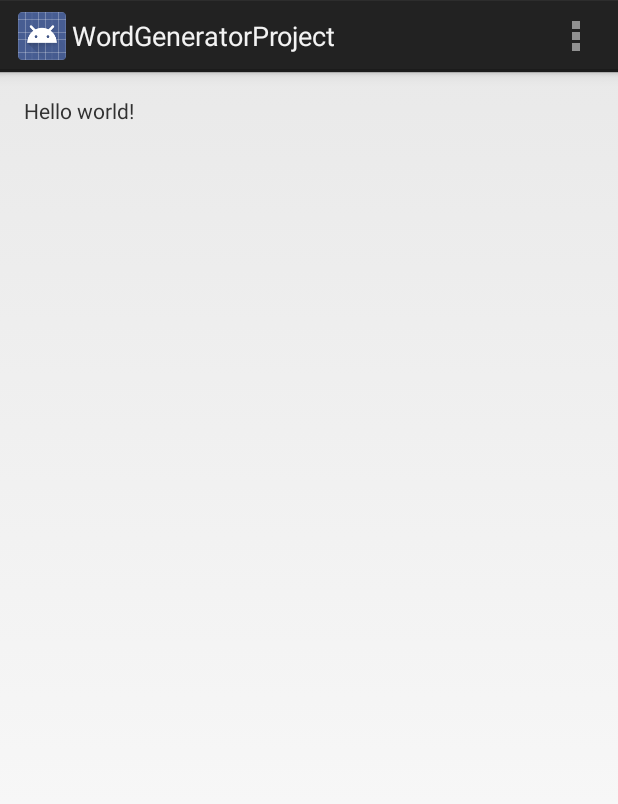
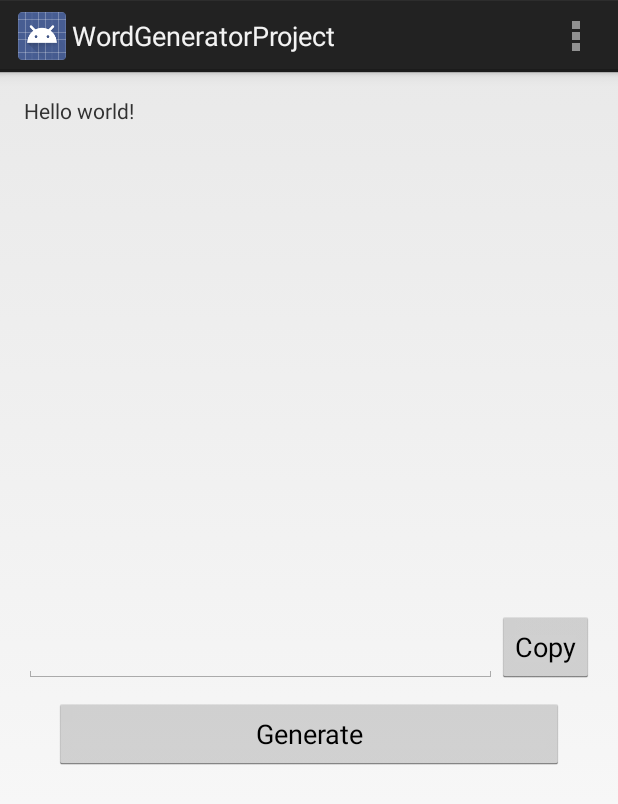
Before and after one commit to 4an70m/WordGenerator, an Android app: the screen it shows after launch (MyActivity), on a phone screen of 412 x 824 dp. Shown: the top 804 px of the screen. Run offline under Robolectric (Android 15) with nearby library versions, the phone set to English and light mode, and no system bars.

Commit message:
Added GUI

```diff
--- a/app/src/main/java/alex/wordgeneratorproject/MyActivity.java
+++ b/app/src/main/java/alex/wordgeneratorproject/MyActivity.java
@@ -27,7 +27,6 @@ public class MyActivity extends Activity {
         // Handle action bar item clicks here. The action bar will
         // automatically handle clicks on the Home/Up button, so long
         // as you specify a parent activity in AndroidManifest.xml.
-        //test test
         int id = item.getItemId();
         if (id == R.id.action_settings) {
             return true;
--- a/app/src/main/res/layout/activity_my.xml
+++ b/app/src/main/res/layout/activity_my.xml
@@ -9,8 +9,44 @@
     tools:context=".MyActivity">
 
     <TextView
+        android:layout_width="wrap_content"
+        android:layout_height="wrap_content"
         android:text="@string/hello_world"
+        android:id="@+id/textView"
+        android:layout_alignParentTop="true"
+        android:layout_alignParentLeft="true"
+        android:layout_alignParentStart="true"
+        android:layout_alignParentRight="true"
+        android:layout_alignParentEnd="true"
+        android:layout_above="@+id/button" />
+
+    <EditText
         android:layout_width="wrap_content"
-        android:layout_height="wrap_content" />
+        android:layout_height="wrap_content"
+        android:id="@+id/editText"
+        android:layout_centerVertical="true"
+        android:layout_alignParentLeft="true"
+        android:layout_alignParentStart="true"
+        android:layout_toLeftOf="@+id/button" />
 
+    <Button
+        android:layout_width="wrap_content"
+        android:layout_height="wrap_content"
+        android:text="@string/button_copy"
+        android:id="@+id/button"
+        android:layout_alignBottom="@+id/editText"
+        android:layout_alignParentRight="true"
+        android:layout_alignParentEnd="true" />
+
+    <Button
+        android:layout_width="fill_parent"
+        android:layout_height="wrap_content"
+        android:text="@string/button_generate"
+        android:id="@+id/button2"
+        android:layout_below="@+id/editText"
+        android:layout_marginTop="10dp"
+        android:layout_alignRight="@+id/button"
+        android:layout_alignEnd="@+id/button"
+        android:layout_marginLeft="20dp"
+        android:layout_marginRight="20dp" />
 </RelativeLayout>
--- a/app/src/main/res/values/strings.xml
+++ b/app/src/main/res/values/strings.xml
@@ -4,5 +4,7 @@
     <string name="app_name">WordGeneratorProject</string>
     <string name="hello_world">Hello world!</string>
     <string name="action_settings">Settings</string>
+    <string name="button_generate">Generate</string>
+    <string name="button_copy">Copy</string>
 
 </resources>
```
